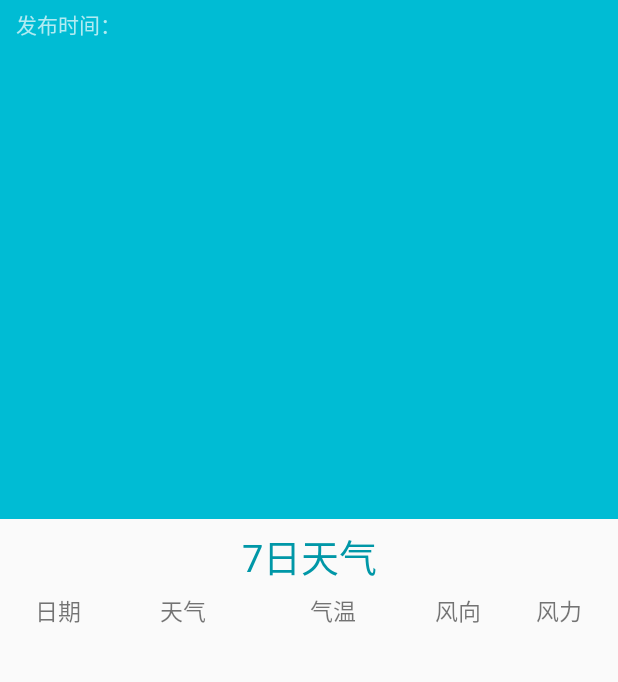
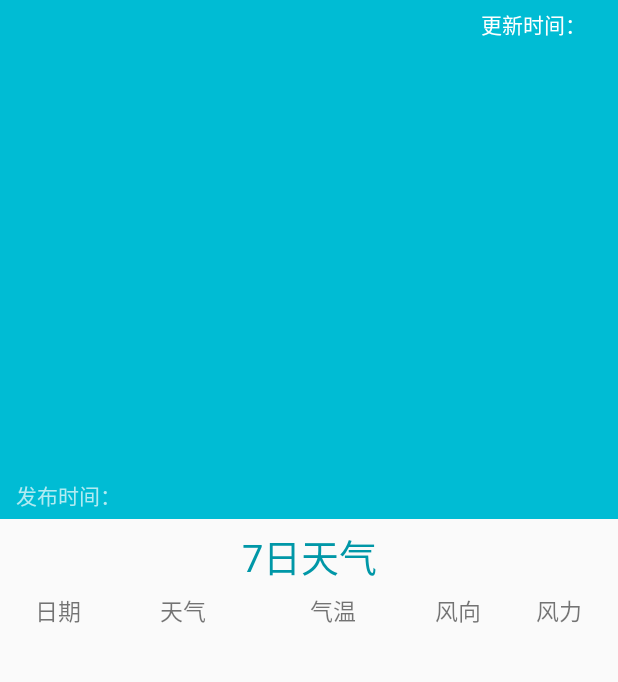
Before and after one commit to my-ken/conciseweather, an Android app: the layout activity_show_weather.xml on its own in the app's theme, with its tools: preview values and no code run, on a phone screen of 412 x 824 dp, the part 68-750 px from its top. Run offline under Robolectric (Android 15) with nearby library versions, the phone set to English and light mode, and no system bars.

```diff
--- a/app/src/main/res/layout/activity_search_city.xml
+++ b/app/src/main/res/layout/activity_search_city.xml
@@ -23,8 +23,7 @@
         android:layout_width="match_parent"
         android:layout_height="wrap_content"
         android:id="@+id/search_view"
-        android:iconifiedByDefault="false"
-        android:queryHint="@string/search_hint"/>
+        android:iconifiedByDefault="false"/>
 
     <ListView
         android:id="@+id/city_list"
--- a/app/src/main/res/layout/activity_show_weather.xml
+++ b/app/src/main/res/layout/activity_show_weather.xml
@@ -44,23 +44,24 @@
         android:layout_weight="4"
         android:background="#00bcd4">
         <TextView
-            android:id="@+id/update_time_text"
+            android:id="@+id/publish_time_text"
             android:layout_width="wrap_content"
             android:layout_height="wrap_content"
-            android:layout_alignParentTop="true"
+            android:layout_alignParentBottom="true"
             android:layout_alignParentLeft="true"
             android:layout_alignParentStart="true"
             android:padding="5dp"
             android:layout_marginLeft="5dp"
             android:layout_marginStart="5dp"
-            android:text="@string/update_time"
+            android:text="@string/publish_time"
             android:textColor="#b2ebf2"/>
         <TextView
-            android:id="@+id/update_time"
+            android:id="@+id/publish_time"
             android:layout_width="wrap_content"
             android:layout_height="wrap_content"
-            android:layout_toRightOf="@id/update_time_text"
-            android:layout_toEndOf="@id/update_time_text"
+            android:layout_alignParentBottom="true"
+            android:layout_toRightOf="@id/publish_time_text"
+            android:layout_toEndOf="@id/publish_time_text"
             android:padding="5dp"
             android:textColor="#b2ebf2"/>
         <TextView
@@ -86,6 +87,29 @@
             android:layout_centerHorizontal="true"
             android:textColor="#fff"
             android:textSize="30sp"/>
+        <TextView
+            android:id="@+id/update_time"
+            android:layout_width="wrap_content"
+            android:layout_height="wrap_content"
+            android:layout_alignParentRight="true"
+            android:layout_alignParentEnd="true"
+            android:layout_alignParentTop="true"
+            android:padding="5dp"
+            android:layout_marginRight="5dp"
+            android:layout_marginEnd="5dp"
+            android:textColor="#fff"/>
+        <TextView
+            android:id="@+id/update_time_text"
+            android:layout_width="wrap_content"
+            android:layout_height="wrap_content"
+            android:layout_alignParentTop="true"
+            android:layout_toStartOf="@id/update_time"
+            android:layout_toLeftOf="@id/update_time"
+            android:padding="5dp"
+            android:layout_marginLeft="5dp"
+            android:layout_marginStart="5dp"
+            android:text="@string/update_time"
+            android:textColor="#fff"/>
     </RelativeLayout>
     <RelativeLayout
         android:layout_width="match_parent"
--- a/app/src/main/res/values/strings.xml
+++ b/app/src/main/res/values/strings.xml
@@ -5,7 +5,7 @@
     <string name="hello_world">Hello world!</string>
     <string name="action_settings">Settings</string>
     <string name="title_activity_show_weather">ShowWeatherActivity</string>
-    <string name="update_time">发布时间：</string>
+    <string name="publish_time">发布时间：</string>
     <string name="separate_text">~</string>
     <string name="search_hint">请输入城市(如“北京”、“beijing”或“bj”)</string>
     <string name="daily_forecast_today">今天</string>
@@ -28,4 +28,5 @@
     <string name="switch_city">切换城市</string>
     <string name="update_weather">更新天气</string>
     <string name="select_city">选择城市</string>
+    <string name="update_time">更新时间：</string>
 </resources>
```
Also changed, not shown: app/src/main/AndroidManifest.xml (+7 -3 lines), app/src/main/java/com/conciseweather/app/activity/SearchCityActivity.java (+9 -5 lines), app/src/main/java/com/conciseweather/app/activity/ShowWeatherActivity.java (+9 -2 lines), app/src/main/java/com/conciseweather/app/receiver/AutoUpdateReceive.java (added, +18 -0 lines), app/src/main/java/com/conciseweather/app/service/AutoUpdateService.java (added, +102 -0 lines), app/src/main/java/com/conciseweather/app/util/Utility.java (+11 -4 lines), app/src/main/res/drawable/concise_weather_logo.png (added).
